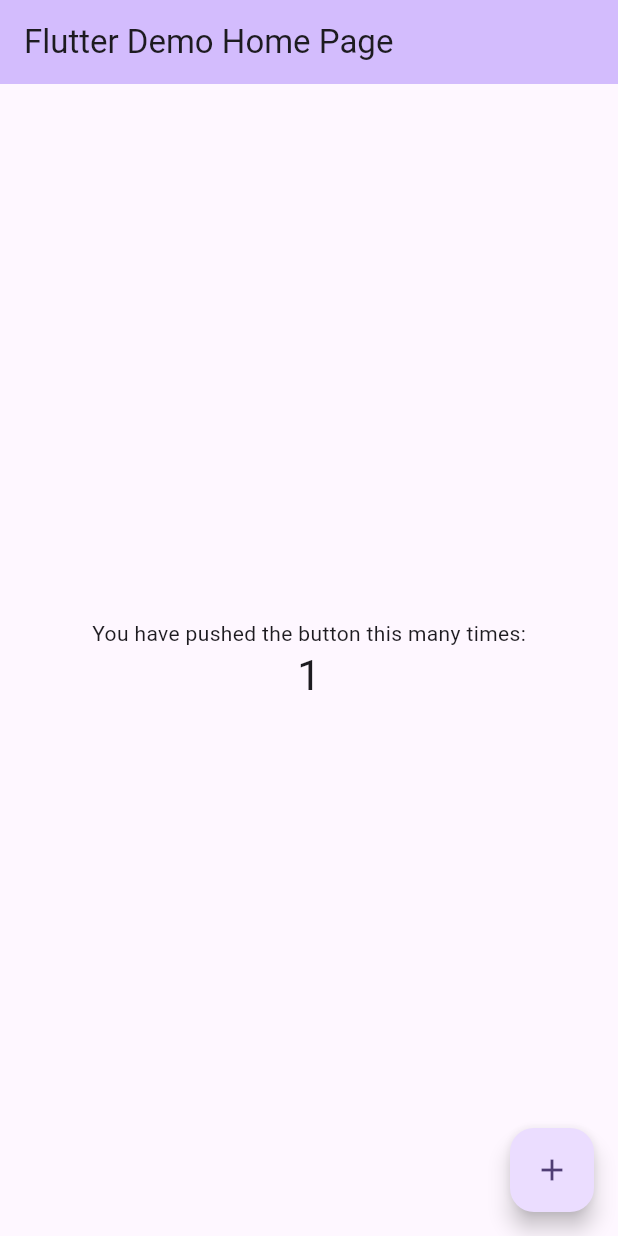
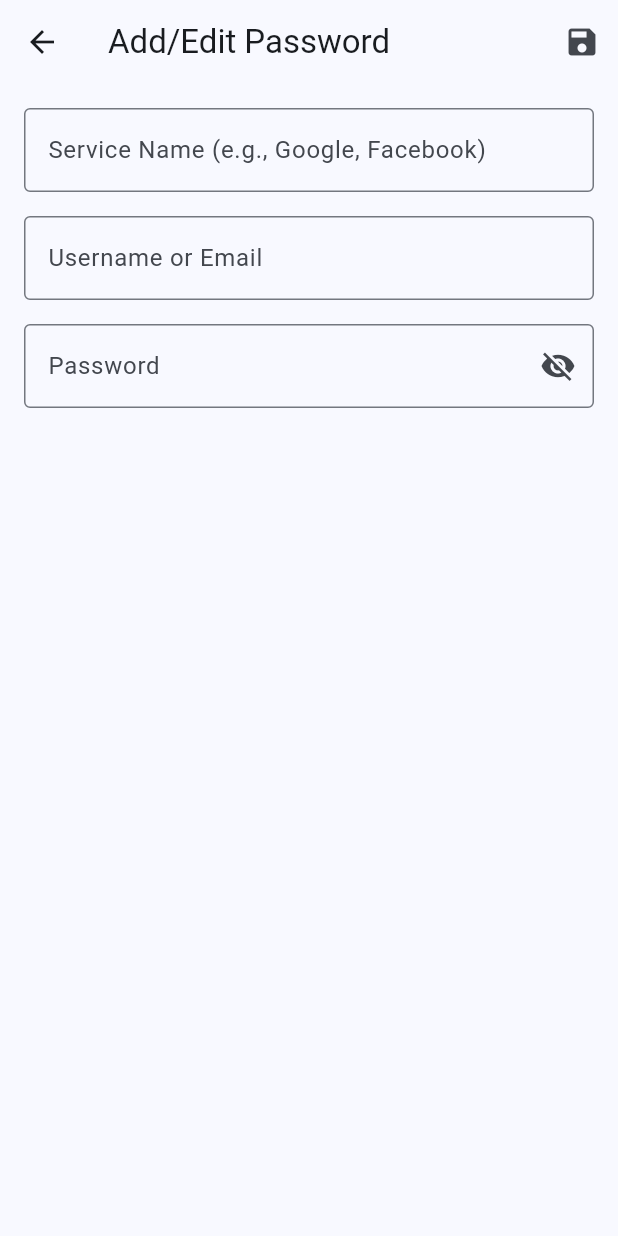
Before and after one commit to could-ai/019869fa-3c81-7296-91ec-21a07b51f8c7, a Flutter app: the screen it shows after launch, after a tap on the "add" icon, on a phone screen of 412 x 824 dp. Run offline on Flutter 3.47's test engine with Material 3 defaults, Android fonts, the phone set to English and light mode, and no system bars.

Commit message:
Refactor main.dart to set up the Password Manager app structure, removing the default counter app and pointing to PasswordListScreen as the home.; Create the data model for a password entry, including fields for ID, service name, username, and password.; Create the main screen to list passwords. It includes a placeholder for an empty list and a FloatingActionButton to navigate to the add/edit screen.; Create the screen for adding or editing a password. It includes a form with fields for service name, username, and password, along with input validation.

```diff
--- a/usr/lib/main.dart
+++ b/usr/lib/main.dart
@@ -1,4 +1,5 @@
 import 'package:flutter/material.dart';
+import 'screens/password_list_screen.dart';
 
 void main() {
   runApp(const MyApp());
@@ -7,114 +8,16 @@ void main() {
 class MyApp extends StatelessWidget {
   const MyApp({super.key});
 
-  // This widget is the root of your application.
   @override
   Widget build(BuildContext context) {
     return MaterialApp(
-      title: 'Flutter Demo',
+      title: 'Password Manager',
       debugShowCheckedModeBanner: false,
       theme: ThemeData(
-        // This is the theme of your application.
-        //
-        // TRY THIS: Try running your application with "flutter run". You'll see
-        // the application has a purple toolbar. Then, without quitting the app,
-        // try changing the seedColor in the colorScheme below to Colors.green
-        // and then invoke "hot reload" (save your changes or press the "hot
-        // reload" button in a Flutter-supported IDE, or press "r" if you used
-        // the command line to start the app).
-        //
-        // Notice that the counter didn't reset back to zero; the application
-        // state is not lost during the reload. To reset the state, use hot
-        // restart instead.
-        //
-        // This works for code too, not just values: Most code changes can be
-        // tested with just a hot reload.
-        colorScheme: ColorScheme.fromSeed(seedColor: Colors.deepPurple),
+        colorScheme: ColorScheme.fromSeed(seedColor: Colors.blue),
+        useMaterial3: true,
       ),
-      home: const MyHomePage(title: 'Flutter Demo Home Page'),
+      home: const PasswordListScreen(),
     );
   }
 }
-
-class MyHomePage extends StatefulWidget {
-  const MyHomePage({super.key, required this.title});
-
-  // This widget is the home page of your application. It is stateful, meaning
-  // that it has a State object (defined below) that contains fields that affect
-  // how it looks.
-
-  // This class is the configuration for the state. It holds the values (in this
-  // case the title) provided by the parent (in this case the App widget) and
-  // used by the build method of the State. Fields in a Widget subclass are
-  // always marked "final".
-
-  final String title;
-
-  @override
-  State<MyHomePage> createState() => _MyHomePageState();
-}
-
-class _MyHomePageState extends State<MyHomePage> {
-  int _counter = 0;
-
-  void _incrementCounter() {
-    setState(() {
-      // This call to setState tells the Flutter framework that something has
-      // changed in this State, which causes it to rerun the build method below
-      // so that the display can reflect the updated values. If we changed
-      // _counter without calling setState(), then the build method would not be
-      // called again, and so nothing would appear to happen.
-      _counter++;
-    });
-  }
-
-  @override
-  Widget build(BuildContext context) {
-    // This method is rerun every time setState is called, for instance as done
-    // by the _incrementCounter method above.
-    //
-    // The Flutter framework has been optimized to make rerunning build methods
-    // fast, so that you can just rebuild anything that needs updating rather
-    // than having to individually change instances of widgets.
-    return Scaffold(
-      appBar: AppBar(
-        // TRY THIS: Try changing the color here to a specific color (to
-        // Colors.amber, perhaps?) and trigger a hot reload to see the AppBar
-        // change color while the other colors stay the same.
-        backgroundColor: Theme.of(context).colorScheme.inversePrimary,
-        // Here we take the value from the MyHomePage object that was created by
-        // the App.build method, and use it to set our appbar title.
-        title: Text(widget.title),
-      ),
-      body: Center(
-        // Center is a layout widget. It takes a single child and positions it
-        // in the middle of the parent.
-        child: Column(
-          // Column is also a layout widget. It takes a list of children and
-          // arranges them vertically. By default, it sizes itself to fit its
-          // children horizontally, and tries to be as tall as its parent.
-          //
-          // Column has various properties to control how it sizes itself and
-          // how it positions its children. Here we use mainAxisAlignment to
-          // center the children vertically; the main axis here is the vertical
-          // axis because Columns are vertical (the cross axis would be
-          // horizontal).
-          //
-          // TRY THIS: Invoke "debug painting" (choose the "Toggle Debug Paint"
-          // action in the IDE, or press "p" in the console), to see the
-          // wireframe for each widget.
-          mainAxisAlignment: MainAxisAlignment.center,
-          children: <Widget>[
-            const Text('You have pushed the button this many times:'),
-            Text('$_counter', style: Theme.of(context).textTheme.headlineMedium),
-          ],
-        ),
-      ),
-      floatingActionButton: FloatingActionButton(
-        onPressed: _incrementCounter,
-        tooltip: 'Increment',
-        child: const Icon(Icons.add),
-      ), // This trailing comma makes auto-formatting nicer for build methods.
-    );
-  }
-}
--- /dev/null
+++ b/usr/lib/models/password_model.dart
@@ -0,0 +1,13 @@
+class Password {
+  final String id;
+  final String serviceName;
+  final String username;
+  final String password;
+
+  Password({
+    required this.id,
+    required this.serviceName,
+    required this.username,
+    required this.password,
+  });
+}
--- /dev/null
+++ b/usr/lib/screens/password_edit_screen.dart
@@ -0,0 +1,107 @@
+import 'package:flutter/material.dart';
+
+class PasswordEditScreen extends StatefulWidget {
+  const PasswordEditScreen({super.key});
+
+  @override
+  State<PasswordEditScreen> createState() => _PasswordEditScreenState();
+}
+
+class _PasswordEditScreenState extends State<PasswordEditScreen> {
+  final _formKey = GlobalKey<FormState>();
+  final _serviceNameController = TextEditingController();
+  final _usernameController = TextEditingController();
+  final _passwordController = TextEditingController();
+
+  bool _obscureText = true;
+
+  @override
+  void dispose() {
+    _serviceNameController.dispose();
+    _usernameController.dispose();
+    _passwordController.dispose();
+    super.dispose();
+  }
+
+  @override
+  Widget build(BuildContext context) {
+    return Scaffold(
+      appBar: AppBar(
+        title: const Text('Add/Edit Password'),
+        actions: [
+          IconButton(
+            icon: const Icon(Icons.save),
+            onPressed: () {
+              // Save logic will be added later
+              if (_formKey.currentState!.validate()) {
+                Navigator.pop(context);
+              }
+            },
+          ),
+        ],
+      ),
+      body: Padding(
+        padding: const EdgeInsets.all(16.0),
+        child: Form(
+          key: _formKey,
+          child: ListView(
+            children: [
+              TextFormField(
+                controller: _serviceNameController,
+                decoration: const InputDecoration(
+                  labelText: 'Service Name (e.g., Google, Facebook)',
+                  border: OutlineInputBorder(),
+                ),
+                validator: (value) {
+                  if (value == null || value.isEmpty) {
+                    return 'Please enter a service name';
+                  }
+                  return null;
+                },
+              ),
+              const SizedBox(height: 16),
+              TextFormField(
+                controller: _usernameController,
+                decoration: const InputDecoration(
+                  labelText: 'Username or Email',
+                  border: OutlineInputBorder(),
+                ),
+                validator: (value) {
+                  if (value == null || value.isEmpty) {
+                    return 'Please enter a username or email';
+                  }
+                  return null;
+                },
+              ),
+              const SizedBox(height: 16),
+              TextFormField(
+                controller: _passwordController,
+                obscureText: _obscureText,
+                decoration: InputDecoration(
+                  labelText: 'Password',
+                  border: const OutlineInputBorder(),
+                  suffixIcon: IconButton(
+                    icon: Icon(
+                      _obscureText ? Icons.visibility_off : Icons.visibility,
+                    ),
+                    onPressed: () {
+                      setState(() {
+                        _obscureText = !_obscureText;
+                      });
+                    },
+                  ),
+                ),
+                validator: (value) {
+                  if (value == null || value.isEmpty) {
+                    return 'Please enter a password';
+                  }
+                  return null;
+                },
+              ),
+            ],
+          ),
+        ),
+      ),
+    );
+  }
+}
--- /dev/null
+++ b/usr/lib/screens/password_list_screen.dart
@@ -0,0 +1,56 @@
+import 'package:flutter/material.dart';
+import '../models/password_model.dart';
+import 'password_edit_screen.dart';
+
+class PasswordListScreen extends StatefulWidget {
+  const PasswordListScreen({super.key});
+
+  @override
+  State<PasswordListScreen> createState() => _PasswordListScreenState();
+}
+
+class _PasswordListScreenState extends State<PasswordListScreen> {
+  final List<Password> _passwords = [];
+
+  @override
+  Widget build(BuildContext context) {
+    return Scaffold(
+      appBar: AppBar(
+        title: const Text('Passwords'),
+        backgroundColor: Theme.of(context).colorScheme.primary,
+        foregroundColor: Theme.of(context).colorScheme.onPrimary,
+      ),
+      body: _passwords.isEmpty
+          ? const Center(
+              child: Text(
+                'No passwords saved yet.\nTap the + button to add one!',
+                textAlign: TextAlign.center,
+                style: TextStyle(fontSize: 18, color: Colors.grey),
+              ),
+            )
+          : ListView.builder(
+              itemCount: _passwords.length,
+              itemBuilder: (context, index) {
+                final password = _passwords[index];
+                return ListTile(
+                  title: Text(password.serviceName),
+                  subtitle: Text(password.username),
+                  trailing: const Icon(Icons.arrow_forward_ios),
+                  onTap: () {
+                    // Navigate to edit screen
+                  },
+                );
+              },
+            ),
+      floatingActionButton: FloatingActionButton(
+        onPressed: () {
+          Navigator.push(
+            context,
+            MaterialPageRoute(builder: (context) => const PasswordEditScreen()),
+          );
+        },
+        child: const Icon(Icons.add),
+      ),
+    );
+  }
+}
```
